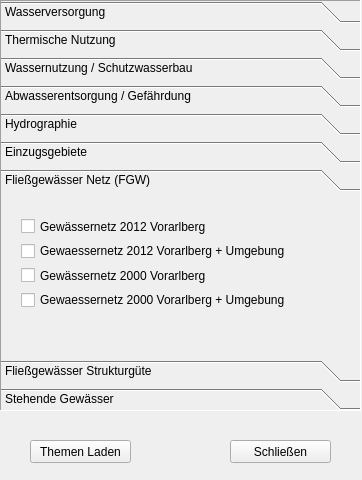
The window that tools/gui_wasser.ui (klausib/VogisMenu) describes before a commit, drawn with Qt 5.
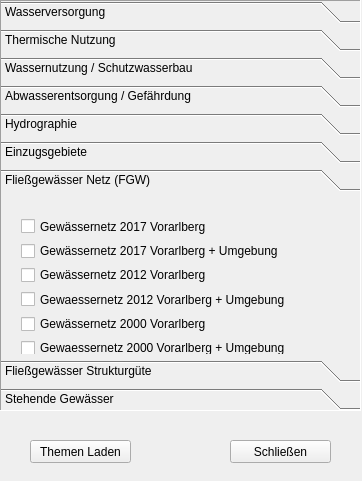
The same window after the commit. The open tabs and pages were chosen to show the change.

What changed in the file:
```diff
--- a/tools/gui_wasser.ui
+++ b/tools/gui_wasser.ui
@@ -7,7 +7,7 @@
     <x>0</x>
     <y>0</y>
     <width>362</width>
-    <height>480</height>
+    <height>481</height>
    </rect>
   </property>
   <property name="windowTitle">
@@ -436,10 +436,30 @@
        <x>20</x>
        <y>20</y>
        <width>325</width>
-       <height>92</height>
+       <height>140</height>
       </rect>
      </property>
      <layout class="QVBoxLayout" name="verticalLayout_6">
+      <item>
+       <widget class="QCheckBox" name="ckGewaessernetz2017Vlbg">
+        <property name="text">
+         <string>Gewässernetz 2017 Vorarlberg</string>
+        </property>
+        <attribute name="buttonGroup">
+         <string>ckButtons</string>
+        </attribute>
+       </widget>
+      </item>
+      <item>
+       <widget class="QCheckBox" name="ckGewaessernetz2017Umgebung">
+        <property name="text">
+         <string>Gewässernetz 2017 Vorarlberg + Umgebung</string>
+        </property>
+        <attribute name="buttonGroup">
+         <string>ckButtons</string>
+        </attribute>
+       </widget>
+      </item>
       <item>
        <widget class="QCheckBox" name="ckGewaessernetz2012Vlbg">
         <property name="text">
```
